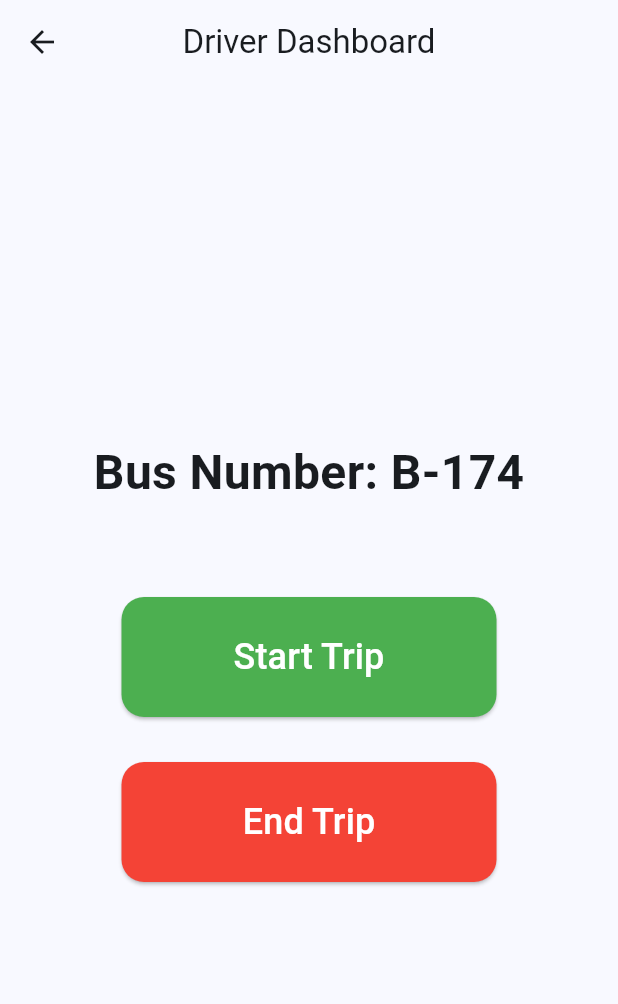
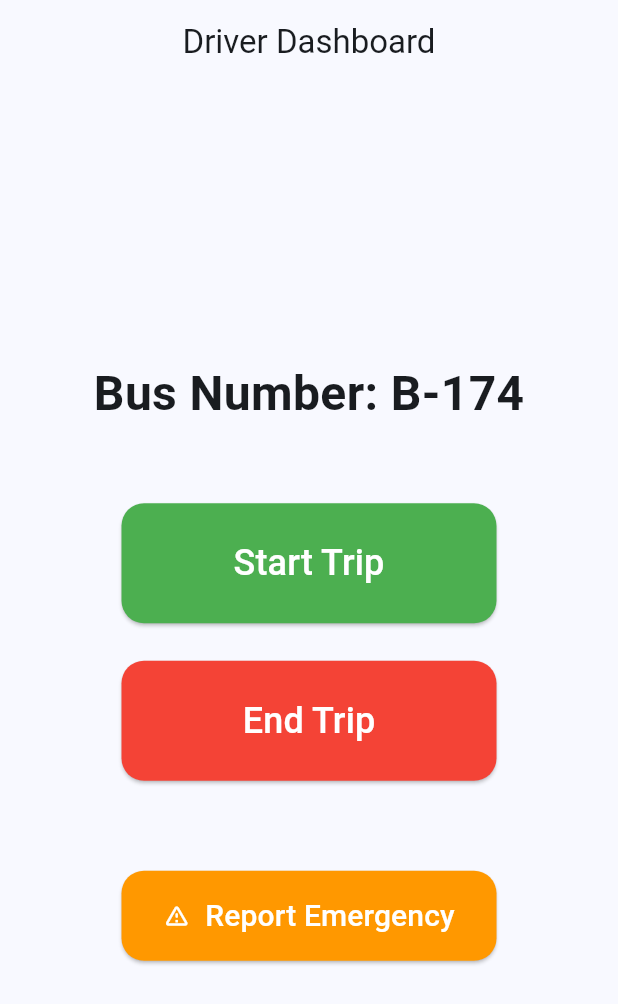
Before and after one commit to IbrahimAlk812/JustBusTracker, a Flutter app: the DriverScreen screen opened directly, on a phone screen of 412 x 824 dp. Shown: the top 1004 px of the screen. Run offline on Flutter 3.47's test engine with Material 3 defaults, Android fonts, the phone set to English and light mode, and no system bars; our stand-ins replace supabase_flutter; accounts and stored records are empty.

Commit message:
kordi: Added emergency report button to driver screen

```diff
--- a/lib/main.dart
+++ b/lib/main.dart
@@ -5,6 +5,7 @@ import 'package:just_bus_tracker/screens/student/student_home_screen.dart';
 import 'package:just_bus_tracker/screens/supervisor/supervisor_dashboard.dart';
 import 'package:just_bus_tracker/screens/driver/driver_screen.dart';
 import 'package:just_bus_tracker/screens/supervisor_bus_table.dart';
+import 'package:just_bus_tracker/screens/driver/driver_screen.dart';
 
 void main() async {
   WidgetsFlutterBinding.ensureInitialized();
@@ -26,7 +27,8 @@ class MyApp extends StatelessWidget {
       debugShowCheckedModeBanner: false,
       title: 'Just Bus Tracker',
       theme: ThemeData(useMaterial3: true, colorSchemeSeed: Colors.blue),
-      home: const SupervisorBusTable(),
+      home: const DriverScreen(),
+
     );
   }
 }
--- a/lib/screens/driver/driver_screen.dart
+++ b/lib/screens/driver/driver_screen.dart
@@ -18,6 +18,11 @@ class _DriverScreenState extends State<DriverScreen> {
     print("Trip ended for bus $busNumber");
   }
 
+  void reportEmergency() {
+    print("Emergency reported for bus $busNumber");
+    // سيتم لاحقاً إضافة كود إرسال تنبيه الطوارئ إلى Supabase هنا
+  }
+
   @override
   Widget build(BuildContext context) {
     return Scaffold(
@@ -26,6 +31,7 @@ class _DriverScreenState extends State<DriverScreen> {
         centerTitle: true,
       ),
       body: Center(
+        child: SingleChildScrollView( // أضفناها لتجنب أي Overflow في الشاشات الصغيرة
           child: Column(
             mainAxisAlignment: MainAxisAlignment.center,
             children: [
@@ -36,7 +42,9 @@ class _DriverScreenState extends State<DriverScreen> {
                   fontWeight: FontWeight.bold,
                 ),
               ),
-            const SizedBox(height: 60),
+              const SizedBox(height: 50),
+
+              // زر بدء الرحلة
               ElevatedButton(
                 onPressed: startTrip,
                 style: ElevatedButton.styleFrom(
@@ -51,7 +59,9 @@ class _DriverScreenState extends State<DriverScreen> {
                   style: TextStyle(fontSize: 24, color: Colors.white),
                 ),
               ),
-            const SizedBox(height: 30),
+              const SizedBox(height: 25),
+
+              // زر إنهاء الرحلة
               ElevatedButton(
                 onPressed: endTrip,
                 style: ElevatedButton.styleFrom(
@@ -66,7 +76,34 @@ class _DriverScreenState extends State<DriverScreen> {
                   style: TextStyle(fontSize: 24, color: Colors.white),
                 ),
               ),
+
+              // مسافة فاصلة لتمييز زر الطوارئ
+              const SizedBox(height: 60),
+
+              // زر الطوارئ الجديد
+              ElevatedButton(
+                onPressed: reportEmergency,
+                style: ElevatedButton.styleFrom(
+                  backgroundColor: Colors.orange, // لون تحذيري
+                  minimumSize: const Size(250, 60),
+                  shape: RoundedRectangleBorder(
+                    borderRadius: BorderRadius.circular(15),
+                  ),
+                ),
+                child: const Row(
+                  mainAxisSize: MainAxisSize.min,
+                  children: [
+                    Icon(Icons.warning_amber_rounded, color: Colors.white),
+                    SizedBox(width: 10),
+                    Text(
+                      'Report Emergency',
+                      style: TextStyle(fontSize: 20, color: Colors.white),
+                    ),
                   ],
+                ),
+              ),
+            ],
+          ),
         ),
       ),
     );
```
Lines whose indentation alone changed are shown as unchanged.
